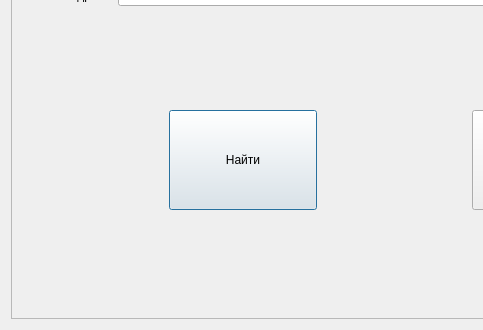
The window that aip/2_semestr/homeworks/dz_1/aip2_dz_1_2/findform.ui (Propolisss/baumana) describes before a commit, drawn with Qt 5; both pictures show x 0 to 483 and y 219 to 549 of the 789 by 549 pixel window.
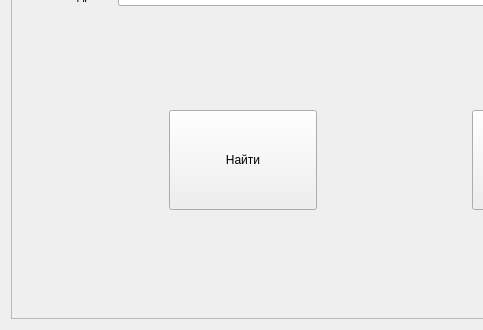
The same window after the commit.

Patch:
```diff
--- a/aip/2_semestr/homeworks/dz_1/aip2_dz_1_2/findform.ui
+++ b/aip/2_semestr/homeworks/dz_1/aip2_dz_1_2/findform.ui
@@ -159,6 +159,9 @@
             <property name="text">
              <string>Найти</string>
             </property>
+            <property name="autoDefault">
+             <bool>false</bool>
+            </property>
            </widget>
           </item>
           <item>
@@ -191,6 +194,9 @@
             <property name="text">
              <string>Конец</string>
             </property>
+            <property name="autoDefault">
+             <bool>false</bool>
+            </property>
            </widget>
           </item>
           <item>
```
Left out of the diff: 16 changed lines with no effect on the pictures.
